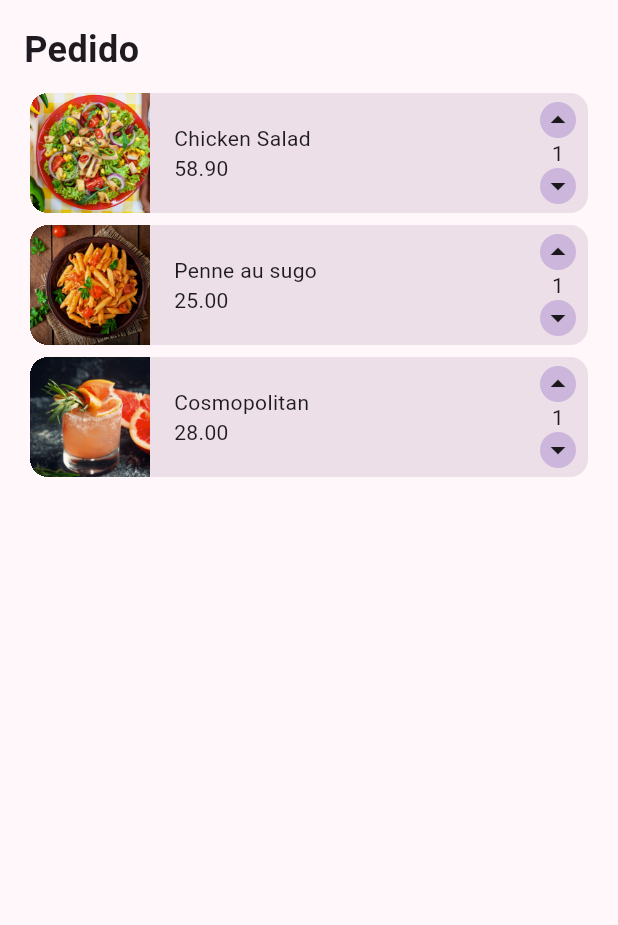
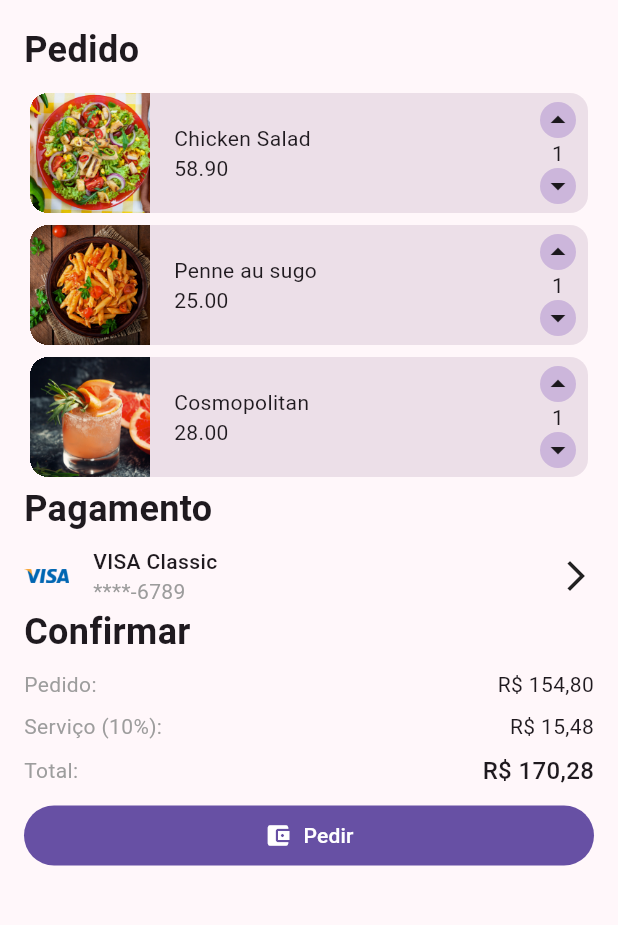
Before and after one commit to msbzz/flutterLayouts2, a Flutter app: the Checkout screen opened directly, on a phone screen of 412 x 824 dp, the part 84-1009 px from its top. Run offline on Flutter 3.47's test engine with Material 3 defaults, Android fonts, the phone set to English and light mode, and no system bars.

Commit message:
Conclusão da tela Checkou

```diff
--- a/panucci_ristorante/lib/components/payment_method.dart
+++ b/panucci_ristorante/lib/components/payment_method.dart
@@ -2,26 +2,35 @@ import 'package:flutter/material.dart';
 import 'package:panucci_ristorante/themes/app_colors.dart';
 
 class PaymentMethod extends StatelessWidget {
-const PaymentMethod({ Key? key }) : super(key: key);
+  const PaymentMethod({Key? key}) : super(key: key);
 
   @override
-  Widget build(BuildContext context){
-    return Row(children: <Widget>[
+  Widget build(BuildContext context) {
+    return Row(
+      children: <Widget>[
         const Image(
           width: 30,
           image: AssetImage("assets/images/visa.png"),
         ),
-        Padding(
+        Expanded(
+            child: Padding(
           padding: const EdgeInsets.symmetric(horizontal: 16.0),
           child: Column(
             crossAxisAlignment: CrossAxisAlignment.start,
             children: <Widget>[
-              const Text("VISA Classic", style: TextStyle(fontWeight: FontWeight.w500),),
-              Text("****-6789", style: TextStyle(color: AppColors.paymentMethodCardNumberColor),),
+              const Text(
+                "VISA Classic",
+                style: TextStyle(fontWeight: FontWeight.w500),
+              ),
+              Text(
+                "****-6789",
+                style: TextStyle(color: AppColors.paymentMethodCardNumberColor),
+              ),
             ],
           ),
-        ),
+        )),
         const Icon(Icons.arrow_forward_ios),
-    ],);
+      ],
+    );
   }
 }
--- a/panucci_ristorante/lib/screens/checkout.dart
+++ b/panucci_ristorante/lib/screens/checkout.dart
@@ -2,10 +2,12 @@ import 'package:flutter/material.dart';
 import 'package:panucci_ristorante/cardapio.dart';
 import 'package:panucci_ristorante/components/main_drawer.dart';
 import 'package:panucci_ristorante/components/order_item.dart';
+import 'package:panucci_ristorante/components/payment_method.dart';
+import 'package:panucci_ristorante/components/payment_total.dart';
 
 class Checkout extends StatelessWidget {
   const Checkout({Key? key}) : super(key: key);
-  final List items= pedido;
+  final List items = pedido;
   @override
   Widget build(BuildContext context) {
     return Scaffold(
@@ -30,21 +32,27 @@ class Checkout extends StatelessWidget {
           slivers: <Widget>[
             SliverToBoxAdapter(
               child: Padding(
-                padding: const EdgeInsets.only(bottom: 8.0),
+                padding: EdgeInsets.only(bottom: 8.0),
                 child: Text(
                   'Pedido',
                   style: TextStyle(fontSize: 24, fontWeight: FontWeight.w600),
                 ),
               ),
             ),
-            SliverList(delegate:SliverChildBuilderDelegate((context,index){
-              return OrderItem(
-                imageURI: items[index]['image'],
-                itemTitle: items[index]['name'],
-                itemPrice: items[index]['price']);
-            },
-            childCount: items.length
-            ))
+            SliverList(
+              delegate: SliverChildBuilderDelegate((context, index) {
+                return OrderItem(
+                    imageURI: items[index]['image'],
+                    itemTitle: items[index]['name'],
+                    itemPrice: items[index]['price']);
+              }, childCount: items.length),
+            ),
+            SliverToBoxAdapter(child: Padding(padding: const EdgeInsets.only(bottom: 8.0), child: Text("Pagamento", style: TextStyle(fontSize: 24, fontWeight: FontWeight
+            .w600),),),),
+            SliverToBoxAdapter(child: PaymentMethod(),),
+               SliverToBoxAdapter(child: Padding(padding: const EdgeInsets.only(bottom: 8.0), child: Text("Confirmar", style: TextStyle(fontSize: 24, fontWeight: FontWeight
+            .w600),),),),
+            SliverToBoxAdapter(child: PaymentTotal(),)
           ],
         ),
       ),
```
Also changed, not shown: info/checkout part3.png (added), 1 other file.
